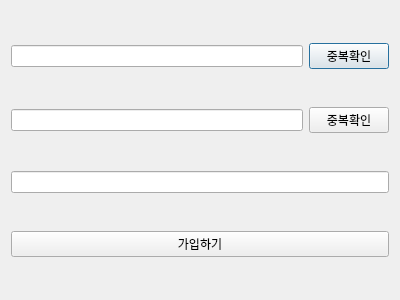
Above: signupdialog.ui from Jhnn22/VEDA_MiniProject before the change. Below: the same form after it.
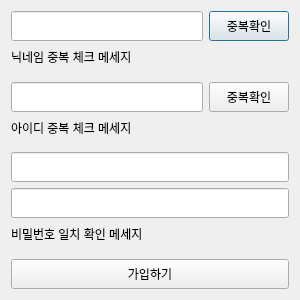
That is the form after the change.

The edit to the form file:
```diff
--- a/signupdialog.ui
+++ b/signupdialog.ui
@@ -6,10 +6,22 @@
    <rect>
     <x>0</x>
     <y>0</y>
-    <width>400</width>
+    <width>300</width>
     <height>300</height>
    </rect>
   </property>
+  <property name="minimumSize">
+   <size>
+    <width>300</width>
+    <height>300</height>
+   </size>
+  </property>
+  <property name="maximumSize">
+   <size>
+    <width>300</width>
+    <height>300</height>
+   </size>
+  </property>
   <property name="windowTitle">
    <string>Dialog</string>
   </property>
@@ -19,10 +31,35 @@
      <item>
       <layout class="QHBoxLayout" name="horizontalLayout">
        <item>
-        <widget class="QLineEdit" name="makeNickName"/>
+        <widget class="QLineEdit" name="makeNickName">
+         <property name="minimumSize">
+          <size>
+           <width>0</width>
+           <height>30</height>
+          </size>
+         </property>
+         <property name="maximumSize">
+          <size>
+           <width>16777215</width>
+           <height>30</height>
+          </size>
+         </property>
+        </widget>
        </item>
        <item>
         <widget class="QPushButton" name="duplicateCheck1">
+         <property name="minimumSize">
+          <size>
+           <width>0</width>
+           <height>30</height>
+          </size>
+         </property>
+         <property name="maximumSize">
+          <size>
+           <width>16777215</width>
+           <height>30</height>
+          </size>
+         </property>
          <property name="text">
           <string>중복확인</string>
          </property>
@@ -30,13 +67,57 @@
        </item>
       </layout>
      </item>
+     <item alignment="Qt::AlignmentFlag::AlignTop">
+      <widget class="QLabel" name="label">
+       <property name="minimumSize">
+        <size>
+         <width>0</width>
+         <height>20</height>
+        </size>
+       </property>
+       <property name="maximumSize">
+        <size>
+         <width>16777215</width>
+         <height>20</height>
+        </size>
+       </property>
+       <property name="text">
+        <string>닉네임 중복 체크 메세지</string>
+       </property>
+      </widget>
+     </item>
      <item>
       <layout class="QHBoxLayout" name="horizontalLayout_2">
        <item>
-        <widget class="QLineEdit" name="makeId"/>
+        <widget class="QLineEdit" name="makeId">
+         <property name="minimumSize">
+          <size>
+           <width>0</width>
+           <height>30</height>
+          </size>
+         </property>
+         <property name="maximumSize">
+          <size>
+           <width>16777215</width>
+           <height>30</height>
+          </size>
+         </property>
+        </widget>
        </item>
        <item>
         <widget class="QPushButton" name="duplicateCheck2">
+         <property name="minimumSize">
+          <size>
+           <width>0</width>
+           <height>30</height>
+          </size>
+         </property>
+         <property name="maximumSize">
+          <size>
+           <width>16777215</width>
+           <height>30</height>
+          </size>
+         </property>
          <property name="text">
           <string>중복확인</string>
          </property>
@@ -44,11 +125,90 @@
        </item>
       </layout>
      </item>
+     <item alignment="Qt::AlignmentFlag::AlignTop">
+      <widget class="QLabel" name="label_2">
+       <property name="minimumSize">
+        <size>
+         <width>0</width>
+         <height>20</height>
+        </size>
+       </property>
+       <property name="maximumSize">
+        <size>
+         <width>16777215</width>
+         <height>20</height>
+        </size>
+       </property>
+       <property name="text">
+        <string>아이디 중복 체크 메세지</string>
+       </property>
+      </widget>
+     </item>
      <item>
-      <widget class="QLineEdit" name="makePw"/>
+      <widget class="QLineEdit" name="makePw">
+       <property name="minimumSize">
+        <size>
+         <width>0</width>
+         <height>30</height>
+        </size>
+       </property>
+       <property name="maximumSize">
+        <size>
+         <width>16777215</width>
+         <height>30</height>
+        </size>
+       </property>
+      </widget>
+     </item>
+     <item>
+      <widget class="QLineEdit" name="verifyPw">
+       <property name="minimumSize">
+        <size>
+         <width>0</width>
+         <height>30</height>
+        </size>
+       </property>
+       <property name="maximumSize">
+        <size>
+         <width>16777215</width>
+         <height>30</height>
+        </size>
+       </property>
+      </widget>
+     </item>
+     <item alignment="Qt::AlignmentFlag::AlignTop">
+      <widget class="QLabel" name="label_3">
+       <property name="minimumSize">
+        <size>
+         <width>0</width>
+         <height>20</height>
+        </size>
+       </property>
+       <property name="maximumSize">
+        <size>
+         <width>16777215</width>
+         <height>20</height>
+        </size>
+       </property>
+       <property name="text">
+        <string>비밀번호 일치 확인 메세지</string>
+       </property>
+      </widget>
      </item>
      <item>
       <widget class="QPushButton" name="signUp">
+       <property name="minimumSize">
+        <size>
+         <width>0</width>
+         <height>30</height>
+        </size>
+       </property>
+       <property name="maximumSize">
+        <size>
+         <width>16777215</width>
+         <height>30</height>
+        </size>
+       </property>
        <property name="text">
         <string>가입하기</string>
        </property>
```
